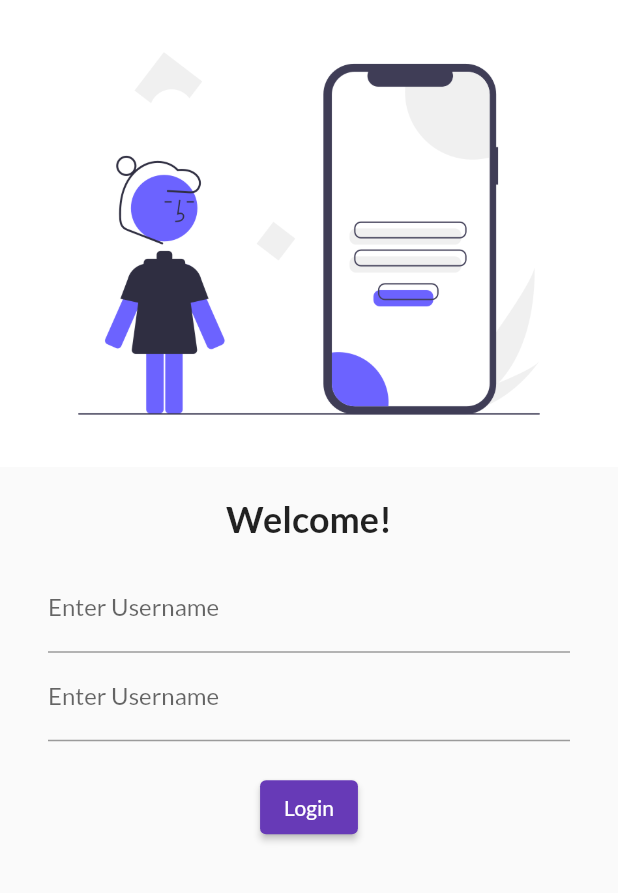
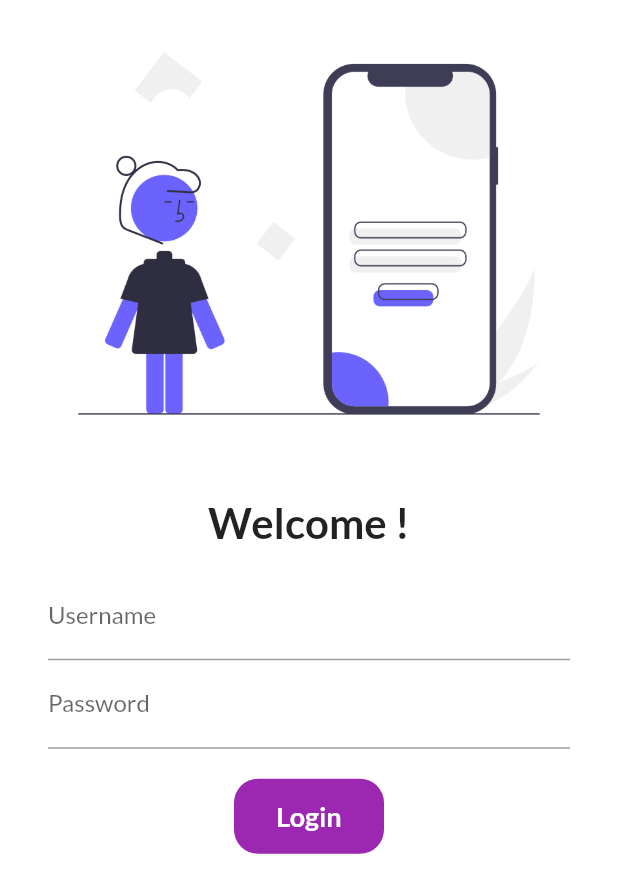
Before and after one commit to AvinashAryal/catalog-app, a Flutter app: the screen it shows after launch, on a phone screen of 412 x 824 dp. Shown: the top 893 px of the screen. Run offline on Flutter 3.47's test engine with Material 2 defaults, Android fonts, the phone set to English and light mode, and no system bars; our stand-ins replace google_fonts.

Commit message:
made a few animations on login page

```diff
--- a/lib/main.dart
+++ b/lib/main.dart
@@ -1,10 +1,11 @@
 import 'package:catalog_app/pages/home_page.dart';
 import 'package:catalog_app/pages/login_page.dart';
+import 'package:catalog_app/utils/routes.dart';
 import 'package:flutter/material.dart';
 import 'package:google_fonts/google_fonts.dart';
 
 void main() {
-  runApp(MyApp());
+  runApp(const MyApp());
 }
 
 class MyApp extends StatelessWidget {
@@ -13,6 +14,7 @@ class MyApp extends StatelessWidget {
   @override
   Widget build(BuildContext context) {
     return MaterialApp(
+      debugShowCheckedModeBanner: false,
       themeMode: ThemeMode.system,
       theme: ThemeData(
         primarySwatch: Colors.deepPurple,
@@ -22,8 +24,8 @@ class MyApp extends StatelessWidget {
       initialRoute: "/login",
       routes: {
         "/": (context) => LoginPage(),
-        "/home": (context) => HomePage(),
-        "/login": (context) => LoginPage(),
+        MyRoutes.homeRoute: (context) => HomePage(),
+        MyRoutes.loginRoute: (context) => LoginPage(),
       },
     );
   }
--- a/lib/pages/login_page.dart
+++ b/lib/pages/login_page.dart
@@ -1,11 +1,21 @@
+import 'package:catalog_app/utils/routes.dart';
 import 'package:flutter/material.dart';
 
-class LoginPage extends StatelessWidget {
+class LoginPage extends StatefulWidget {
   const LoginPage({super.key});
 
   @override
+  State<LoginPage> createState() => _LoginPageState();
+}
+
+class _LoginPageState extends State<LoginPage> {
+  String name = "";
+  bool changeButton = false;
+  @override
   Widget build(BuildContext context) {
     return Material(
+      color: Colors.white,
+      child: SingleChildScrollView(
         child: Column(
           children: [
             Image.asset(
@@ -15,10 +25,10 @@ class LoginPage extends StatelessWidget {
             const SizedBox(
               height: 20.0,
             ),
-          const Text(
-            "Welcome!",
-            style: TextStyle(
-              fontSize: 24,
+            Text(
+              "Welcome $name!",
+              style: const TextStyle(
+                fontSize: 28,
                 fontWeight: FontWeight.bold,
               ),
             ),
@@ -27,32 +37,68 @@ class LoginPage extends StatelessWidget {
                   const EdgeInsets.symmetric(vertical: 16.0, horizontal: 32.0),
               child: Column(children: [
                 TextFormField(
-                decoration: InputDecoration(
-                  hintText: "Username",
-                  labelText: "Enter Username",
+                  decoration: const InputDecoration(
+                    labelText: "Username",
+                    hintText: "Enter Username",
+                  ),
+                  onChanged: (value) => {name = value, setState(() {})},
+                ),
+                TextFormField(
+                  decoration: const InputDecoration(
+                    labelText: "Password",
+                    hintText: "Enter Username",
+                  ),
+                  //obscureText: true,
+                ),
+                const SizedBox(
+                  height: 20.0,
+                ),
+                InkWell(
+                  onTap: () async {
+                    setState(() {
+                      changeButton = true;
+                    });
+                    await Future.delayed(Duration(milliseconds: 500));
+                    Navigator.pushNamed(context, MyRoutes.homeRoute);
+                    await Future.delayed(Duration(milliseconds: 100));
+                    setState(() {
+                      changeButton = false;
+                    });
+                  },
+                  child: AnimatedContainer(
+                    duration: const Duration(milliseconds: 500),
+                    width: changeButton ? 50 : 100,
+                    height: 50,
+                    alignment: Alignment.center,
+                    decoration: BoxDecoration(
+                      color: changeButton ? Colors.deepPurple : Colors.purple,
+                      borderRadius:
+                          BorderRadius.circular(changeButton ? 50 : 16),
+                    ),
+                    child: changeButton
+                        ? Icon(Icons.done, color: Colors.blue)
+                        : Text(
+                            "Login",
+                            style: TextStyle(
+                              color: Colors.white,
+                              fontWeight: FontWeight.bold,
+                              fontSize: 18,
                             ),
                           ),
-              TextFormField(
-                decoration: InputDecoration(
-                  hintText: "Password",
-                  labelText: "Enter Username",
                   ),
-                obscureText: true,
                 ),
-              SizedBox(
-                height: 20.0,
-              ),
-              ElevatedButton(
-                child: Text("Login"),
-                style: TextButton.styleFrom(),
-                onPressed: () {
-                  print("Button Pressed");
-                },
-              )
+                //   ElevatedButton(
+                //     child: Text("Login"),
+                //     style: TextButton.styleFrom(minimumSize: const Size(150, 40)),
+                //     onPressed: () {
+                //       Navigator.pushNamed(context, MyRoutes.homeRoute);
+                //     },
+                //   )
               ]),
             )
           ],
         ),
+      ),
     );
   }
 }
--- /dev/null
+++ b/lib/utils/routes.dart
@@ -0,0 +1,4 @@
+class MyRoutes {
+  static String loginRoute = "/login";
+  static String homeRoute = "/home";
+}
```
Lines whose indentation alone changed are shown as unchanged.
